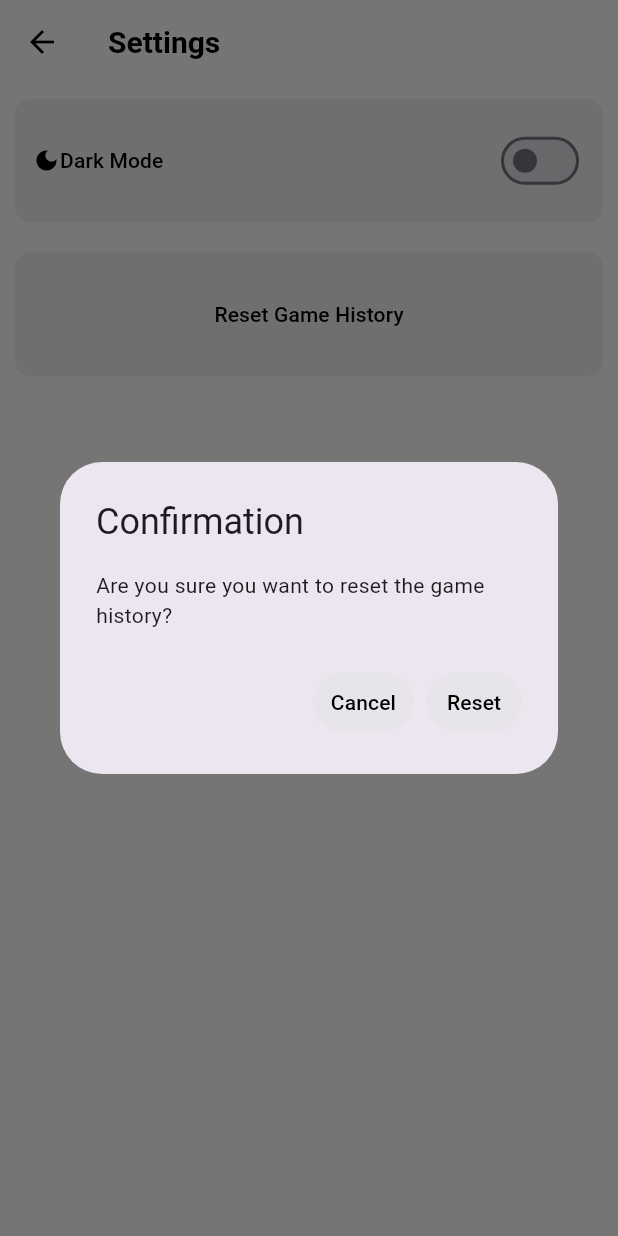
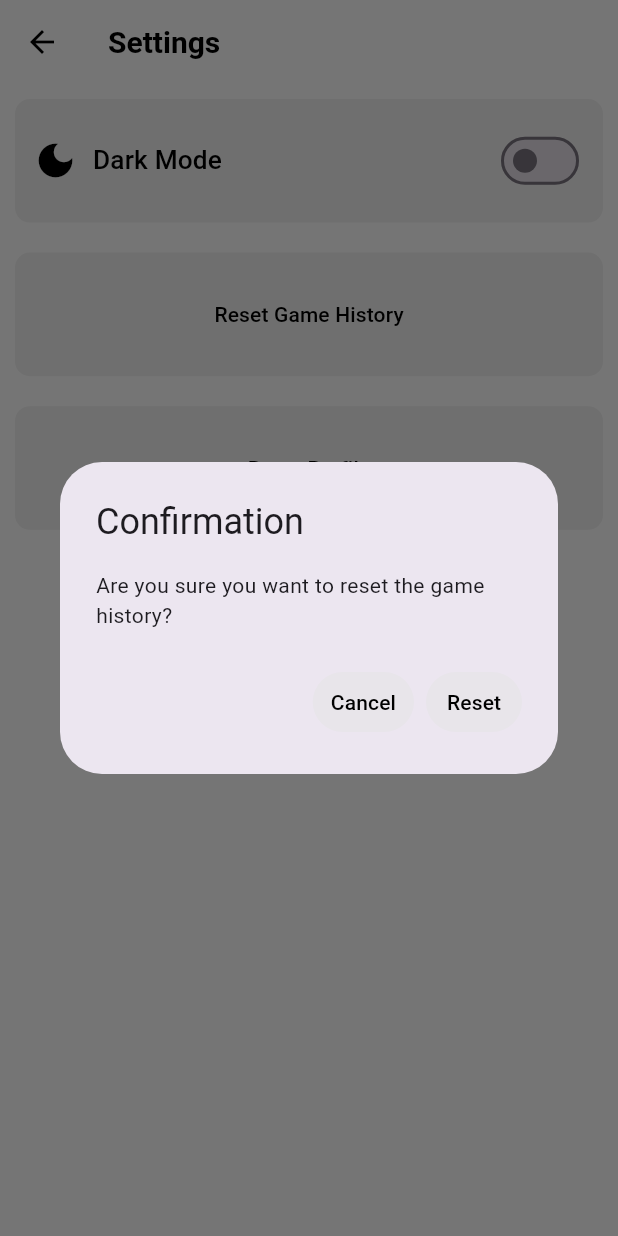
Before and after one commit to AdamBrown04/mad_assessment_baV2, a Flutter app: the SettingsScreen screen opened directly, after a tap on "Reset Game History", on a phone screen of 412 x 824 dp. Run offline on Flutter 3.47's test engine with Material 3 defaults, Android fonts, the phone set to English and light mode, and no system bars; our stand-ins replace awesome_notifications, image_picker, permission_handler, sqflite; accounts and stored records are empty.

Commit message:
made it so users can reset their details

```diff
--- a/lib/widgets/userSettingsScreen.dart
+++ b/lib/widgets/userSettingsScreen.dart
@@ -1,6 +1,9 @@
+import 'dart:io';
+
 import 'package:flutter/material.dart';
 import 'package:mad_assessment_ba/main.dart';
 import 'package:mad_assessment_ba/services/databaseServices.dart';
+import 'package:path_provider/path_provider.dart';
 
 class SettingsScreen extends StatefulWidget {
   const SettingsScreen({super.key});
@@ -10,8 +13,8 @@ class SettingsScreen extends StatefulWidget {
 }
 
 class _SettingsScreenState extends State<SettingsScreen> {
-  bool userConfirmation() {
-    bool isConfirmed = false;
+
+  void userConfirmationGameHistory() {
     showDialog(
       context: context,
       builder: (BuildContext context) {
@@ -30,7 +33,6 @@ class _SettingsScreenState extends State<SettingsScreen> {
               onPressed: () {
                 Databaseservices.resetDatabase(); // Reset player information
                 Navigator.of(context).pop(); // Close the dialog
-                isConfirmed = true; // Set the confirmation flag to true
               },
               child: const Text("Reset"),
             ),
@@ -38,7 +40,42 @@ class _SettingsScreenState extends State<SettingsScreen> {
         );
       },
     );
-    return isConfirmed;
+  }
+
+  Future<File> get _localFile async {
+    final directory = await getApplicationDocumentsDirectory();
+    return File('${directory.path}/playerInformation.txt');
+  }
+
+  void userConfirmationProfile(){
+    showDialog(
+      context: context,
+      builder: (BuildContext context) {
+        return AlertDialog(
+          title: const Text("Confirmation"),
+          content:
+              const Text("Are you sure you want to reset the profile?"),
+          actions: [
+            TextButton(
+              onPressed: () {
+                Navigator.of(context).pop();
+              },
+              child: const Text("Cancel"),
+            ),
+            TextButton(
+              onPressed: () {
+                final file = _localFile;
+                file.then((value) {
+                  value.writeAsString("Player,false,0,0,0,0,0.0,0,0");
+                });
+                Navigator.of(context).pop();
+              },
+              child: const Text("Reset"),
+            ),
+          ],
+        );
+      },
+    );
   }
 
   @override
@@ -72,8 +109,16 @@ class _SettingsScreenState extends State<SettingsScreen> {
                   ),
                   child: Row(
                     children: [
-                      Icon(Icons.dark_mode),
-                      Text("Dark Mode"),
+                      Icon(
+                        Icons.dark_mode,
+                        size: 30,
+                      ),
+                      Padding(
+                          padding: const EdgeInsets.only(left: 10),
+                          child: Text(
+                            "Dark Mode",
+                            style: TextStyle(fontSize: 17.5),
+                          )),
                       Spacer(),
                       ValueListenableBuilder<bool>(
                         valueListenable: BAScorekeep.isDarkMode,
@@ -108,9 +153,25 @@ class _SettingsScreenState extends State<SettingsScreen> {
                       ),
                     ),
                     onPressed: () {
-                      userConfirmation();
+                      userConfirmationGameHistory();
                     },
                     child: Text("Reset Game History")),
+              ),
+            ),
+            Padding(
+              padding: const EdgeInsets.all(10),
+              child: SizedBox(
+                height: MediaQuery.of(context).size.height * 0.1,
+                child: TextButton(
+                    style: TextButton.styleFrom(
+                      shape: RoundedRectangleBorder(
+                        borderRadius: BorderRadius.circular(10),
+                      ),
+                    ),
+                    onPressed: () {
+                      userConfirmationProfile();
+                    },
+                    child: Text("Reset Profile")),
               ),
             ),
           ],
```
